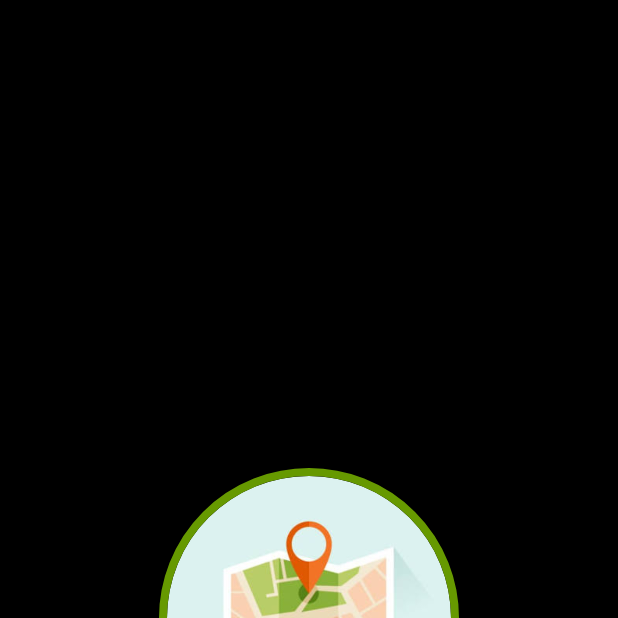
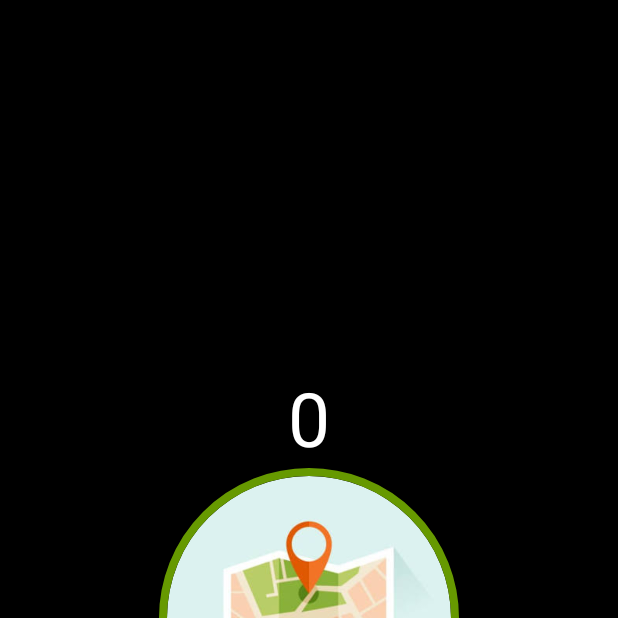
Before and after one commit to meguel93/SiyayaApp, an Android app: the CommuterCall screen opened directly, with no data from a screen before it, on a phone screen of 412 x 824 dp, the top half of it. Run offline under Robolectric (Android 15) with nearby library versions, the phone set to English and light mode, and no system bars; our stand-ins replace CircleImageView.

Commit message:
Bugs fixed1

```diff
--- a/app/build.gradle
+++ b/app/build.gradle
@@ -45,7 +45,6 @@ dependencies {
     implementation 'com.google.firebase:firebase-core:16.0.1'
     implementation 'com.google.firebase:firebase-messaging:17.1.0'
     implementation 'com.google.firebase:firebase-database:16.0.1'
-    implementation 'com.google.firebase:firebase-auth:16.0.2'
     implementation 'com.android.support:design:27.1.1'
     implementation 'com.android.support:cardview-v7:27.1.1'
     implementation 'uk.co.chrisjenx:calligraphy:2.3.0'
--- a/app/src/main/AndroidManifest.xml
+++ b/app/src/main/AndroidManifest.xml
@@ -65,11 +65,6 @@
             android:name="com.google.android.geo.API_KEY"
             android:value="@string/google_maps_key" />
 
-        <service android:name=".Service.MyFirebaseIdService">
-            <intent-filter>
-                <action android:name="com.google.firebase.INSTANCE_ID_EVENT" />
-            </intent-filter>
-        </service>
         <service android:name=".Service.MyFirebaseMessaging">
             <intent-filter>
                 <action android:name="com.google.firebase.MESSAGING_EVENT" />
--- a/app/src/main/java/com/example/valtron/siyayaapp/CommuterCall.java
+++ b/app/src/main/java/com/example/valtron/siyayaapp/CommuterCall.java
@@ -4,6 +4,7 @@ import android.animation.ValueAnimator;
 import android.content.Intent;
 import android.graphics.Color;
 import android.media.MediaPlayer;
+import android.os.CountDownTimer;
 import android.os.Handler;
 import android.support.v7.app.AppCompatActivity;
 import android.os.Bundle;
@@ -45,7 +46,7 @@ import retrofit2.Response;
 
 public class CommuterCall extends AppCompatActivity {
 
-    TextView txtTime, txtAddress, txtDistance;
+    TextView txtTime, txtAddress, txtDistance, txtCountDown;
     Button btnCancel, btnAccept;
 
     MediaPlayer mediaPlayer;
@@ -67,6 +68,7 @@ public class CommuterCall extends AppCompatActivity {
         txtAddress = (TextView)findViewById(R.id.txtAddress);
         txtDistance = (TextView)findViewById(R.id.txtDistance);
         txtTime = (TextView)findViewById(R.id.txtTime);
+        txtCountDown = findViewById(R.id.txt_countdown);
 
         btnAccept = (Button)findViewById(R.id.btnAccept);
         btnCancel = (Button)findViewById(R.id.btnDecline);
@@ -104,6 +106,25 @@ public class CommuterCall extends AppCompatActivity {
 
             getDirection(lat, lng);
         }
+
+        startTimer();
+    }
+
+    private void startTimer() {
+        CountDownTimer countDownTimer = new CountDownTimer(10000, 1000) {
+            @Override
+            public void onTick(long millisUntilFinished) {
+                txtCountDown.setText(String.valueOf(1/1000));
+            }
+
+            @Override
+            public void onFinish() {
+                if(!TextUtils.isEmpty(customerId))
+                    cancelBooking(customerId);
+                else
+                    Toast.makeText(CommuterCall.this, "Customer Id must not be empty", Toast.LENGTH_SHORT).show();
+            }
+        }.start();
     }
 
     private void cancelBooking(String customerId) {
--- a/app/src/main/res/layout/activity_commuter_call.xml
+++ b/app/src/main/res/layout/activity_commuter_call.xml
@@ -6,6 +6,16 @@
     android:layout_height="match_parent"
     android:background="@android:color/black"
     tools:context=".CommuterCall">
+
+    <TextView
+        android:id="@+id/txt_countdown"
+        android:layout_centerHorizontal="true"
+        android:text="10"
+        android:textSize="50sp"
+        android:textColor="@android:color/white"
+        android:layout_above="@+id/map_image"
+        android:layout_width="wrap_content"
+        android:layout_height="wrap_content" />
 
     <de.hdodenhof.circleimageview.CircleImageView
         android:id="@+id/map_image"
```
Also changed, not shown: app/src/main/java/com/example/valtron/siyayaapp/MainActivity.java (+47 -3 lines), app/src/main/java/com/example/valtron/siyayaapp/Service/MyFirebaseIdService.java (deleted, +0 -30 lines), app/src/main/java/com/example/valtron/siyayaapp/Service/MyFirebaseMessaging.java (+38 -0 lines).
